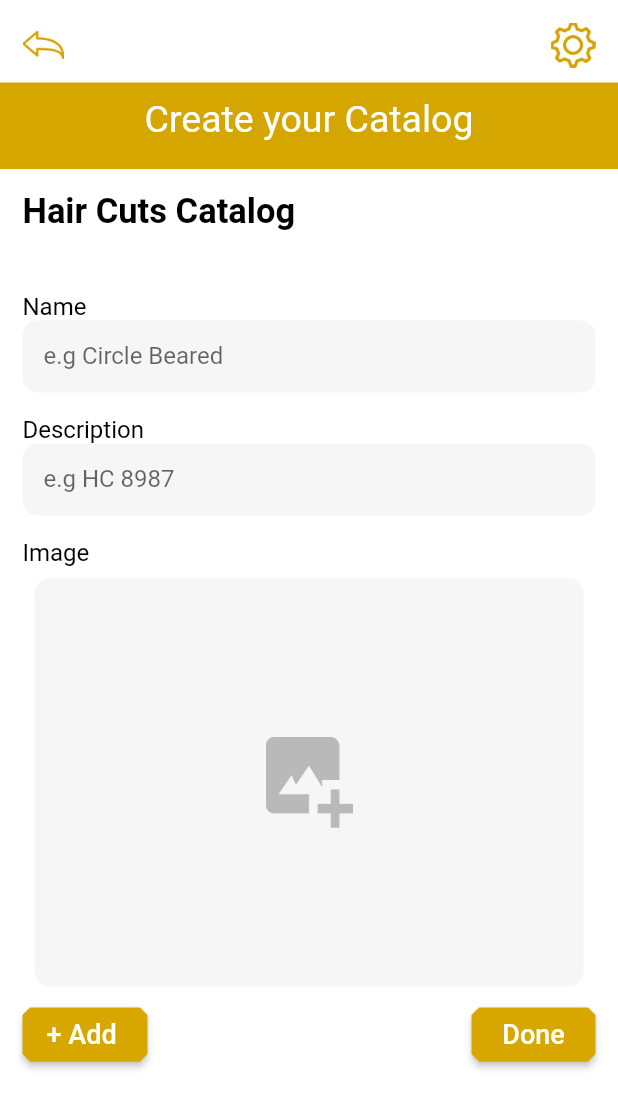
After one commit to osamaHassanK/HairFixerShopkeeper, a Flutter app: the SkCatalog screen opened directly, on a phone screen of 412 x 824 dp. The commit adds this screen. Shown: the top 1108 px of the screen. Run offline on Flutter 3.47's test engine with Material 2 defaults, Android fonts, the phone set to English and light mode, and no system bars; our stand-ins replace firebase_auth, firebase_core, google_sign_in; accounts and stored records are empty.

Commit message:
10 october 2021

```diff
--- a/lib/screensfolder/shop_registration.dart
+++ b/lib/screensfolder/shop_registration.dart
@@ -2,7 +2,7 @@ import 'package:flutter/cupertino.dart';
 import 'package:flutter/material.dart';
 import 'package:flutter/painting.dart';
 import 'package:flutter/rendering.dart';
-import 'package:hairfixxer_shopkeeper/screensfolder/sk_creation.dart';
+import 'package:hairfixxer_shopkeeper/screensfolder/sk_shop_creation.dart';
 
 class ShopRegistration extends StatefulWidget {
   const ShopRegistration({Key? key}) : super(key: key);
--- /dev/null
+++ b/lib/screensfolder/sk_catlog.dart
@@ -0,0 +1,148 @@
+import 'package:flutter/material.dart';
+
+class SkCatalog extends StatelessWidget {
+  const SkCatalog({Key? key}) : super(key: key);
+
+  @override
+  Widget build(BuildContext context) {
+    return SafeArea(
+      child: Scaffold(
+        backgroundColor: Colors.white,
+        body:SingleChildScrollView(
+          child: Column(
+            children: [
+              Padding(
+                padding: const EdgeInsets.only(top: 15.0,right: 15,left: 15,bottom: 10),
+                child: Row(
+                  mainAxisAlignment: MainAxisAlignment.spaceBetween,
+                  children: [
+                    Image.asset("assets/backarrow.png",scale: 4,),
+                    Image.asset("assets/settingicon.png",scale: 4,),
+                  ],
+                ),
+              ),
+              Container(
+                width: double.infinity,
+                height: MediaQuery.of(context).size.height*0.070,
+                color: Color(0xffD6A600),
+                child: Padding(
+                  padding: const EdgeInsets.only(top: 10.0),
+                  child: Text("Create your Catalog",
+                    style:TextStyle(fontSize: 25,color: Colors.white),
+                  textAlign: TextAlign.center,
+                  ),
+                ),
+              ),
+              Padding(
+                padding: const EdgeInsets.all(15.0),
+                child: Column(
+                  crossAxisAlignment: CrossAxisAlignment.start,
+                  mainAxisAlignment: MainAxisAlignment.start,
+                  children: [
+                    Row(
+                      children: [
+                        Text("Hair Cuts Catalog",style: TextStyle(
+                            color: Colors.black,fontSize: 23,fontWeight: FontWeight.bold
+                        ),
+                        ),
+                      ],
+                    ),
+                    SizedBox(
+                      height: 40,
+                    ),
+                    Row(
+                      children: [ Text("Name",style: TextStyle(fontSize: 16,color: Colors.black),)],
+                    ),
+                    TextFormField(
+                        decoration: InputDecoration(
+                          alignLabelWithHint: false,
+                          labelText: "e.g Circle Beared",
+                          filled: true,
+                          fillColor: Color(0xffF6F6F6),
+                          contentPadding: const EdgeInsets.only(
+                              left: 14.0, bottom: 6.0, top: 8.0),
+                          enabledBorder: OutlineInputBorder(
+                            borderSide: BorderSide(color: Colors.transparent),
+                            borderRadius: BorderRadius.circular(10.0),
+                          ),
+                        )),
+                    SizedBox(
+                      height: 15,
+                    ),
+                    Row(
+                      children: [ Text("Description",style: TextStyle(fontSize: 16,color: Colors.black),)],
+                    ),
+                    TextFormField(
+                        decoration: InputDecoration(
+                          alignLabelWithHint: false,
+                          labelText: "e.g HC 8987",
+                          filled: true,
+                          fillColor: Color(0xffF6F6F6),
+                          contentPadding: const EdgeInsets.only(
+                              left: 14.0, bottom: 6.0, top: 8.0),
+                          enabledBorder: OutlineInputBorder(
+                            borderSide: BorderSide(color: Colors.transparent),
+                            borderRadius: BorderRadius.circular(10.0),
+                          ),
+                        )),
+                    SizedBox(
+                      height: 15,
+                    ),
+                    Row(
+                      children: [ Text("Image",style: TextStyle(fontSize: 16,color: Colors.black),)],
+                    ),
+                    Padding(
+                      padding: const EdgeInsets.all(8.0),
+                      child: Container(
+                        width: MediaQuery.of(context).size.width * 0.920,
+                        height: MediaQuery.of(context).size.height * 0.330,
+                        decoration: BoxDecoration(
+                          borderRadius: BorderRadius.circular(10),
+                          color: Color(0xffF6F6F6),
+                        ),
+                        child: Center(
+                            child: Image.asset(
+                              "assets/uploadImage.png",
+                              scale: 3,
+                            )),
+                      ),
+                    ),
+                    Row(
+                      mainAxisAlignment: MainAxisAlignment.spaceBetween,
+                      children: [
+                        ElevatedButton(
+                          child: Text('+ Add ',style: TextStyle(fontSize: 18),),
+                          style: ElevatedButton.styleFrom(
+                            primary: Color(0xffD7A700),
+                            onPrimary: Colors.white,
+                            shape: const BeveledRectangleBorder(
+                                borderRadius: BorderRadius.all(Radius.circular(5))),
+                          ),
+                          onPressed: () {},
+                        ),
+                        ElevatedButton(
+                          child: Text(' Done ',style: TextStyle(fontSize: 18),),
+                          style: ElevatedButton.styleFrom(
+                            primary: Color(0xffD7A700),
+                            onPrimary: Colors.white,
+                            shape: const BeveledRectangleBorder(
+                                borderRadius: BorderRadius.all(Radius.circular(5))),
+                          ),
+                          onPressed: () {},
+                        ),
+
+
+                      ],
+                    )
+
+
+                  ],
+                ),
+              )
+            ],
+          ),
+        ),
+      ),
+    );
+  }
+}
--- a/lib/screensfolder/sk_creation.dart
+++ b/lib/screensfolder/sk_shop_creation.dart
@@ -3,6 +3,7 @@ import 'package:flutter/material.dart';
 import 'package:flutter/painting.dart';
 import 'package:flutter/rendering.dart';
 import 'package:flutter/widgets.dart';
+import 'package:hairfixxer_shopkeeper/screensfolder/sk_catlog.dart';
 
 class ShopRegistrationForm extends StatefulWidget {
   const ShopRegistrationForm({Key? key}) : super(key: key);
@@ -150,7 +151,8 @@ class _ShopRegistrationFormState extends State<ShopRegistrationForm> {
                         Padding(
                           padding: const EdgeInsets.only(
                               top: 10, left: 30, right: 30),
-                          child: TextFormField(
+                          child:
+                          TextFormField(
                               decoration: InputDecoration(
                             labelText: "Enter your shop address",
                             filled: true,
@@ -272,7 +274,8 @@ class _ShopRegistrationFormState extends State<ShopRegistrationForm> {
                           child: SizedBox(
                             width: 120,
                             height: 48,
-                            child: ElevatedButton(
+                            child:
+                            ElevatedButton(
                               child: Text(' Done ',style: TextStyle(fontSize: 19),),
                               style: ElevatedButton.styleFrom(
                                 primary: Color(0xffD7A700),
@@ -289,7 +292,11 @@ class _ShopRegistrationFormState extends State<ShopRegistrationForm> {
                                     actions: <Widget>[
                                       Center(
                                         child: ElevatedButton(
-                                            onPressed: (){}, child:Text("close")),
+                                            onPressed: (){
+                                              Navigator.of(context).pushReplacement(
+                                                  MaterialPageRoute(builder: (context)=>SkCatalog(),));
+
+                                            }, child:Text("close")),
                                       ),
                                     ],
                                   );
```
